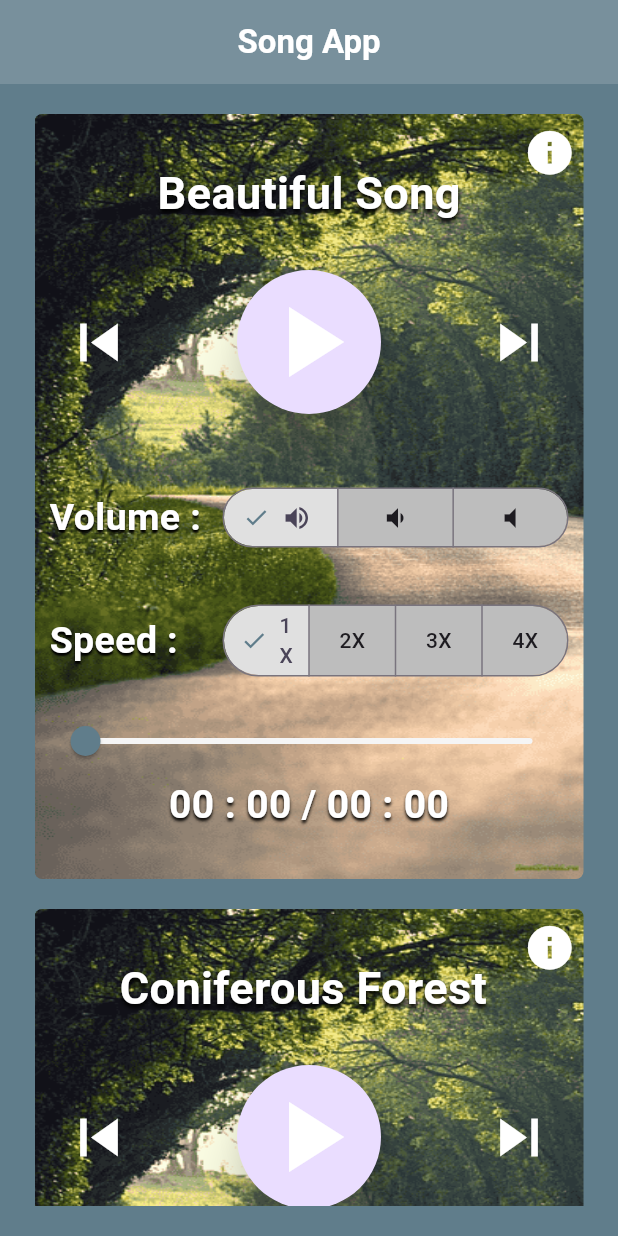
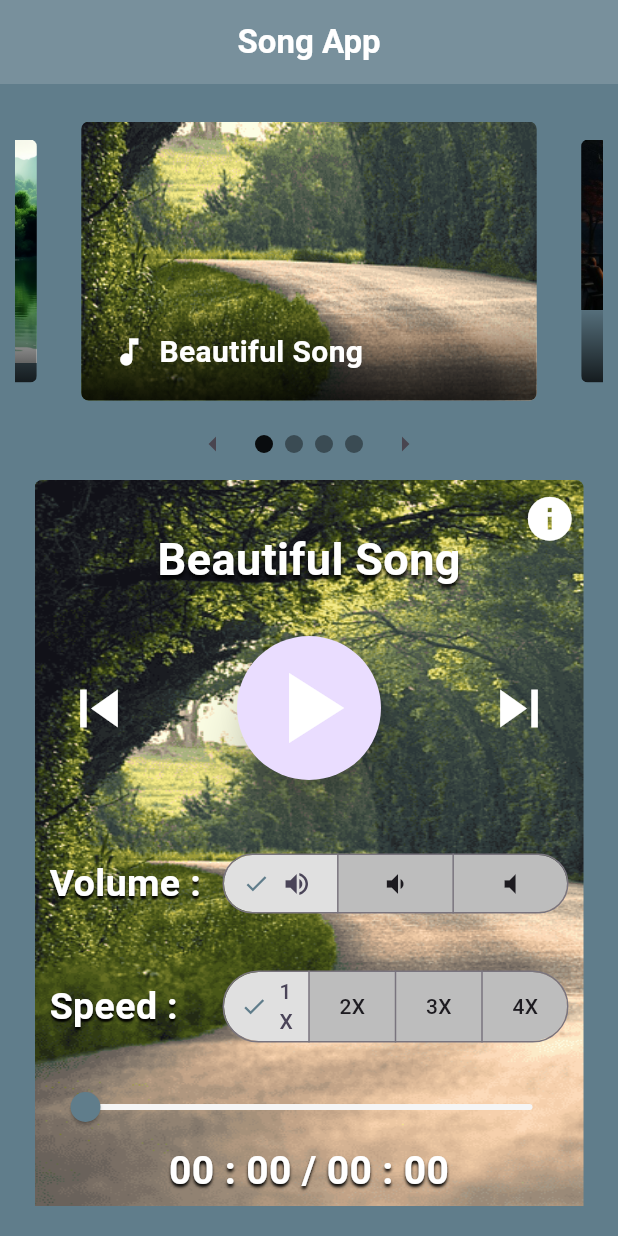
Before and after one commit to HindAlaa26/Audio-Player-App, a Flutter app: the screen it shows after launch, on a phone screen of 412 x 824 dp. Run offline on Flutter 3.47's test engine with Material 3 defaults, Android fonts, the phone set to English and light mode, and no system bars; drawn by our look-alikes of carousel_slider; our stand-ins replace assets_audio_player; statements that could not run were skipped.

Commit message:
carouselSlider updated

```diff
--- a/lib/screens/home_screen.dart
+++ b/lib/screens/home_screen.dart
@@ -1,4 +1,5 @@
 import 'package:assets_audio_player/assets_audio_player.dart';
+import 'package:audio_player/shared_component/carousel_slider.dart';
 import 'package:audio_player/shared_component/sound_player.dart';
 import 'package:flutter/material.dart';
 
@@ -66,7 +67,18 @@ class _HomePageState extends State<HomePage> {
         )),
   ]);
   final List<Playlist> playlists = [];
-
+  final List<String> carouselSliderImage = [
+    'assets/images/beautiful.png',
+    'assets/images/relax .jpg',
+    'assets/images/piano.jpg',
+    'assets/images/river.jpg',
+  ];
+  final List<String> carouselSliderTitle = [
+    'Beautiful Song',
+    'Just Relax',
+    'Piano Song',
+    'River Tram',
+  ];
   @override
   void initState() {
     super.initState();
@@ -88,6 +100,13 @@ class _HomePageState extends State<HomePage> {
       body: SafeArea(
         child: Padding(
           padding: const EdgeInsets.symmetric(vertical: 20, horizontal: 10),
+          child: Column(
+            children: [
+              CarouselWithIndicator(
+                carouselSliderImage: carouselSliderImage,
+                carouselSliderTitle: carouselSliderTitle,
+              ),
+              Expanded(
                 child: ListView.separated(
                     itemBuilder: (context, index) => SoundPlayer(
                           playlist: playlists[index],
@@ -98,6 +117,9 @@ class _HomePageState extends State<HomePage> {
                         ),
                     itemCount: playlists.length),
               ),
+            ],
+          ),
+        ),
       ),
     );
   }
--- /dev/null
+++ b/lib/shared_component/carousel_slider.dart
@@ -0,0 +1,137 @@
+import 'package:flutter/material.dart';
+import 'package:carousel_slider/carousel_slider.dart';
+
+class CarouselWithIndicator extends StatefulWidget {
+  final List<String> carouselSliderImage;
+  final List<String> carouselSliderTitle;
+
+  const CarouselWithIndicator(
+      {super.key,
+      required this.carouselSliderImage,
+      required this.carouselSliderTitle});
+  @override
+  _CarouselWithIndicatorState createState() => _CarouselWithIndicatorState();
+}
+
+class _CarouselWithIndicatorState extends State<CarouselWithIndicator> {
+  int currentIndex = 0;
+  final CarouselController controller = CarouselController();
+
+  @override
+  void dispose() {
+    controller.stopAutoPlay();
+    super.dispose();
+  }
+
+  List<Widget> get imageSliders {
+    return widget.carouselSliderImage
+        .map((item) => Container(
+              margin: const EdgeInsets.all(5.0),
+              child: ClipRRect(
+                borderRadius: const BorderRadius.all(Radius.circular(5.0)),
+                child: Stack(
+                  children: [
+                    Image.asset(item, fit: BoxFit.cover, width: 1000.0),
+                    Positioned(
+                      bottom: 0.0,
+                      left: 0.0,
+                      right: 0.0,
+                      child: Container(
+                        decoration: const BoxDecoration(
+                          gradient: LinearGradient(
+                            colors: [
+                              Color.fromARGB(200, 0, 0, 0),
+                              Color.fromARGB(0, 0, 0, 0)
+                            ],
+                            begin: Alignment.bottomCenter,
+                            end: Alignment.topCenter,
+                          ),
+                        ),
+                        padding: const EdgeInsets.symmetric(
+                            vertical: 18.0, horizontal: 20.0),
+                        child: Row(
+                          children: [
+                            const Icon(
+                              Icons.music_note,
+                              color: Colors.white,
+                            ),
+                            const SizedBox(
+                              width: 8,
+                            ),
+                            Text(
+                              widget.carouselSliderTitle[
+                                  widget.carouselSliderImage.indexOf(item)],
+                              style: const TextStyle(
+                                color: Colors.white,
+                                fontSize: 20.0,
+                                fontWeight: FontWeight.bold,
+                              ),
+                            ),
+                          ],
+                        ),
+                      ),
+                    ),
+                  ],
+                ),
+              ),
+            ))
+        .toList();
+  }
+
+  @override
+  Widget build(BuildContext context) {
+    return Column(
+      children: [
+        CarouselSlider(
+          items: imageSliders,
+          carouselController: controller,
+          options: CarouselOptions(
+            autoPlay: true,
+            enlargeCenterPage: true,
+            aspectRatio: 2.0,
+            onPageChanged: (index, reason) {
+              setState(() {
+                currentIndex = index;
+              });
+            },
+          ),
+        ),
+        Row(
+          mainAxisAlignment: MainAxisAlignment.center,
+          children: [
+            IconButton(
+              icon: const Icon(Icons.arrow_left),
+              onPressed: () {
+                controller.previousPage();
+              },
+            ),
+            Row(
+              mainAxisAlignment: MainAxisAlignment.center,
+              children: widget.carouselSliderImage.asMap().entries.map((entry) {
+                return Container(
+                  width: 12.0,
+                  height: 12.0,
+                  margin: const EdgeInsets.symmetric(
+                      vertical: 8.0, horizontal: 4.0),
+                  decoration: BoxDecoration(
+                    shape: BoxShape.circle,
+                    color: (Theme.of(context).brightness == Brightness.dark
+                            ? Colors.white
+                            : Colors.black)
+                        .withOpacity(currentIndex == entry.key ? 0.9 : 0.4),
+                  ),
+                );
+              }).toList(),
+            ),
+            IconButton(
+              icon: const Icon(Icons.arrow_right),
+              onPressed: () {
+                controller.nextPage();
+              },
+            ),
+          ],
+        ),
+      ],
+    );
+  }
+}
--- a/pubspec.yaml
+++ b/pubspec.yaml
@@ -36,6 +36,8 @@ dependencies:
   # Use with the CupertinoIcons class for iOS style icons.
   cupertino_icons: ^1.0.6
   assets_audio_player: ^3.1.1
+  carousel_slider: ^4.2.1
+
 dev_dependencies:
   flutter_test:
     sdk: flutter
```
Also changed, not shown: pubspec.lock. Lines whose indentation alone changed are shown as unchanged.
